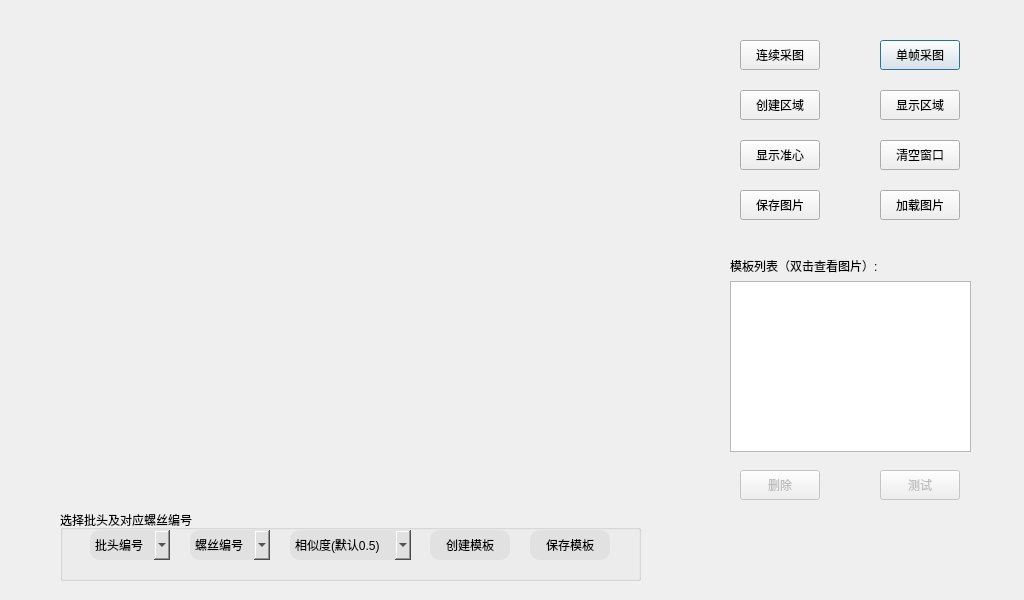
Old version of the form AQRVison/dialogshapemodel.ui in the repository MacavityT/2D_ScrewLocation.
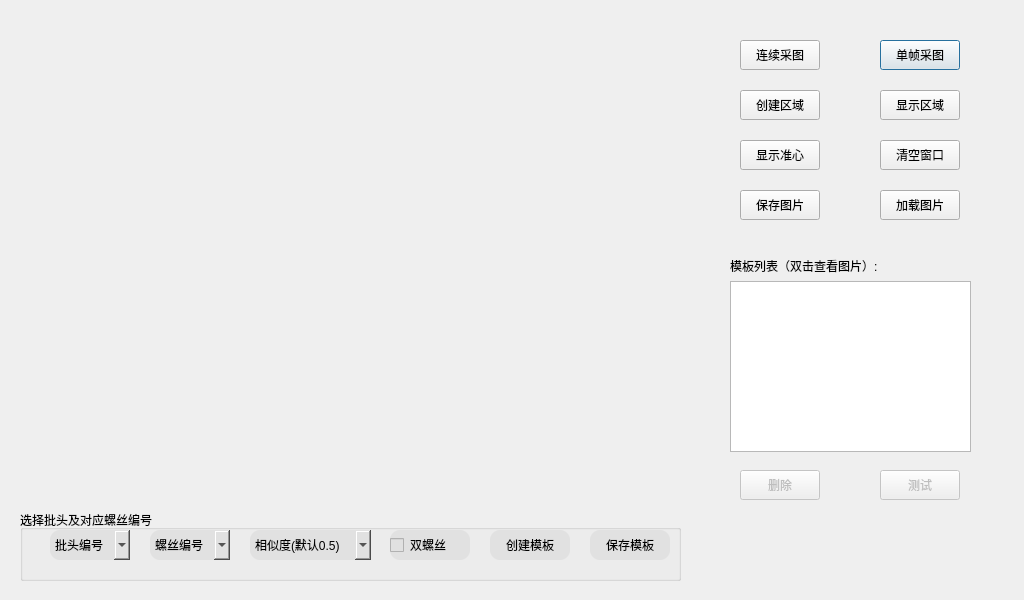
New version of the form.

Commit message: Add function to find double screws

The edit to the form file:
```diff
--- a/AQRVison/dialogshapemodel.ui
+++ b/AQRVison/dialogshapemodel.ui
@@ -121,9 +121,9 @@
   <widget class="QGroupBox" name="groupBox">
    <property name="geometry">
     <rect>
-     <x>60</x>
+     <x>20</x>
      <y>510</y>
-     <width>581</width>
+     <width>661</width>
      <height>71</height>
     </rect>
    </property>
@@ -172,7 +172,7 @@
    <widget class="QPushButton" name="pushButton_confirm">
     <property name="geometry">
      <rect>
-      <x>370</x>
+      <x>470</x>
       <y>20</y>
       <width>80</width>
       <height>30</height>
@@ -361,7 +361,7 @@
    <widget class="QPushButton" name="pushButtonCreateShapeModel">
     <property name="geometry">
      <rect>
-      <x>470</x>
+      <x>570</x>
       <y>20</y>
       <width>80</width>
       <height>30</height>
@@ -447,6 +447,23 @@
      </property>
     </item>
    </widget>
+   <widget class="QCheckBox" name="checkBox_DoubleScrew">
+    <property name="geometry">
+     <rect>
+      <x>370</x>
+      <y>20</y>
+      <width>80</width>
+      <height>30</height>
+     </rect>
+    </property>
+    <property name="styleSheet">
+     <string notr="true">background-color:rgb(225,225,225);
+border-radius:10px;</string>
+    </property>
+    <property name="text">
+     <string>双螺丝</string>
+    </property>
+   </widget>
   </widget>
   <widget class="QPushButton" name="pushButtonSaveOne">
    <property name="geometry">
```
The commit also changes 3 other files.
